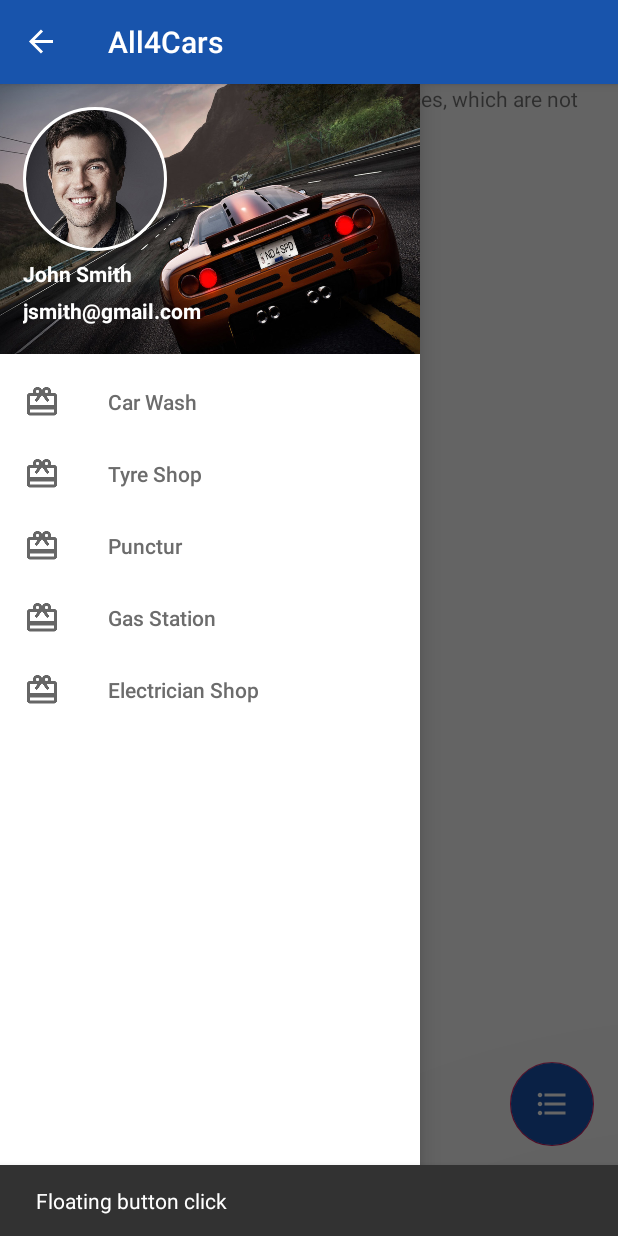
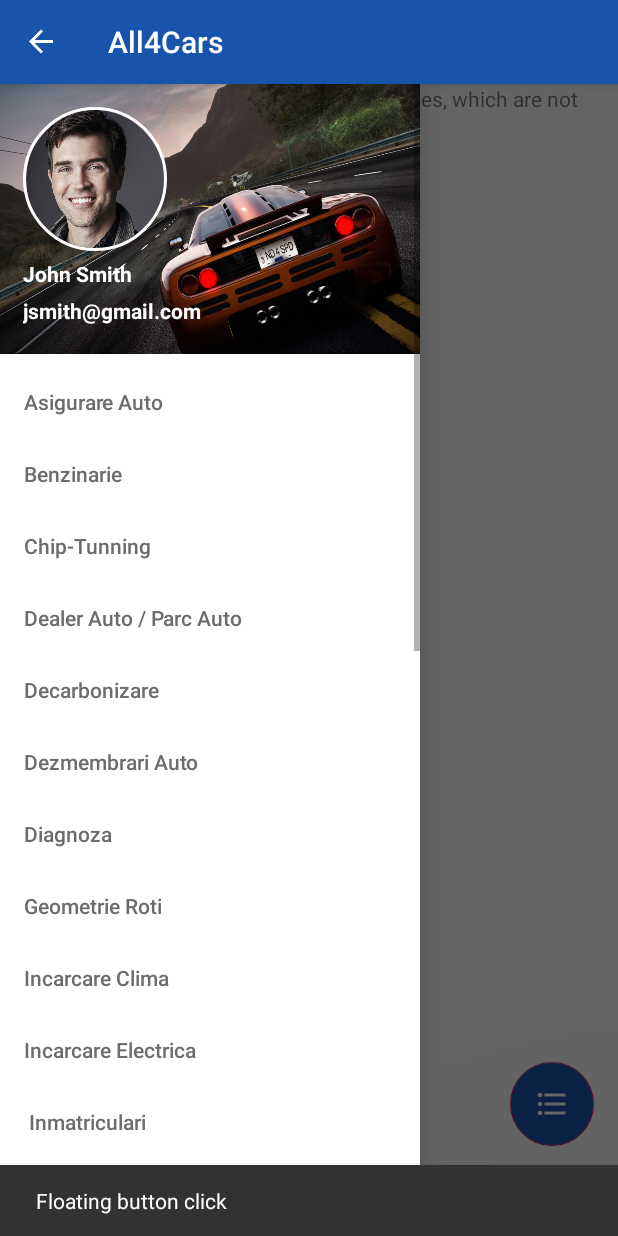
Before and after one commit to Aashir-Technolligence/All4Cars, an Android app: the screen it shows after launch (MainActivity), after a tap on "Open", on a phone screen of 412 x 824 dp. Run offline under Robolectric (Android 15) with nearby library versions, the light colour scheme and no system bars; our stand-ins replace CircleImageView, Firebase (no records; nobody signed in at launch, a user with empty details on screens opened directly), Picasso; 3 statements that could not run were skipped; 1 other tap on this screen came first.

Commit message:
Main + profile + dialog + firebase

```diff
--- a/app/build.gradle
+++ b/app/build.gradle
@@ -36,4 +36,5 @@ dependencies {
     implementation 'com.google.android.gms:play-services-location:16.0.0'
     implementation 'de.hdodenhof:circleimageview:3.0.1'
     implementation 'com.android.support:appcompat-v7:29.0.0'
+    implementation 'com.squareup.picasso:picasso:2.71828'
 }
--- a/app/src/main/java/com/example/all4cars/DirectionOnMap.java
+++ b/app/src/main/java/com/example/all4cars/DirectionOnMap.java
@@ -40,8 +40,6 @@ public class DirectionOnMap extends FragmentActivity implements OnMapReadyCallba
         longitude = intent.getStringExtra("Longitude");
         destination = new MarkerOptions().position(new LatLng(Double.parseDouble(latitude) , Double.parseDouble(longitude)));
 
-
-
     }
 
     @Override
--- a/app/src/main/java/com/example/all4cars/MainActivity.java
+++ b/app/src/main/java/com/example/all4cars/MainActivity.java
@@ -11,6 +11,7 @@ import android.os.Bundle;
 import android.view.MenuItem;
 import android.view.View;
 import android.widget.ImageView;
+import android.widget.TextView;
 import android.widget.Toast;
 
 import androidx.annotation.NonNull;
@@ -28,13 +29,23 @@ import com.google.android.gms.maps.model.MarkerOptions;
 import com.google.android.material.floatingactionbutton.FloatingActionButton;
 import com.google.android.material.navigation.NavigationView;
 import com.google.android.material.snackbar.Snackbar;
+import com.google.firebase.auth.FirebaseAuth;
+import com.google.firebase.auth.FirebaseUser;
+import com.google.firebase.database.DataSnapshot;
+import com.google.firebase.database.DatabaseError;
+import com.google.firebase.database.DatabaseReference;
+import com.google.firebase.database.FirebaseDatabase;
+import com.google.firebase.database.ValueEventListener;
+import com.squareup.picasso.Picasso;
 
 public class MainActivity extends AppCompatActivity implements OnMapReadyCallback, NavigationView.OnNavigationItemSelectedListener {
 
     private static final int REQUEST_LOCATION = 0;
     LocationManager locationManager;
+            DatabaseReference dref = FirebaseDatabase.getInstance().getReference();
     private String provider;
     DrawerLayout drawerLayout;
+    TextView name,email;
     ImageView imageView;
     FloatingActionButton floatingActionButton;
     ActionBarDrawerToggle drawerToggle;
@@ -59,6 +70,8 @@ public class MainActivity extends AppCompatActivity implements OnMapReadyCallbac
         //header click navbar
         View headerview = navigationView.getHeaderView(0);
         imageView=(ImageView) headerview.findViewById(R.id.profile_image);
+        name=(TextView) headerview.findViewById(R.id.name);
+        email=(TextView) headerview.findViewById(R.id.email);
 
         //opening map fragment
         SupportMapFragment supportMapFragment =(SupportMapFragment)
@@ -71,6 +84,22 @@ public class MainActivity extends AppCompatActivity implements OnMapReadyCallbac
             }
         });
 
+        //FirebaseUser user= FirebaseAuth.getInstance().getCurrentUser();
+        String currentUser="wAtuSN7fcaczKTKer402YWDCRmt2";//user.getUid();
+        dref.child("Users").child(currentUser).addValueEventListener(new ValueEventListener() {
+            @Override
+            public void onDataChange(@NonNull DataSnapshot dataSnapshot) {
+                name.setText(dataSnapshot.child("name").getValue().toString());
+                email.setText(dataSnapshot.child("Email").getValue().toString());
+                Picasso.get().load(dataSnapshot.child( "pic" ).getValue().toString()).into(imageView);
+            }
+
+            @Override
+            public void onCancelled(@NonNull DatabaseError databaseError) {
+
+            }
+        });
+        //imageView.setImageResource();
 
         //profile img click
         imageView.setOnClickListener(new View.OnClickListener() {
@@ -135,20 +164,20 @@ public class MainActivity extends AppCompatActivity implements OnMapReadyCallbac
     @Override
     public boolean onNavigationItemSelected(@NonNull MenuItem menuItem) {
         switch (menuItem.getItemId()) {
-            case R.id.carWash: {
+            case R.id.Benzinarie: {
                 Snackbar.make(drawerLayout, "Car Wash", Snackbar.LENGTH_LONG).show();
                 break;
             }
-            case R.id.tyreShop: {
+            case R.id.Decarbonizare: {
                 Snackbar.make(drawerLayout, "Tyre Shop", Snackbar.LENGTH_LONG).show();
                 break;
             }
-            case R.id.punctur: {
+            case R.id.Diagnoza: {
                 Snackbar.make(drawerLayout, "Punctur", Snackbar.LENGTH_LONG).show();
                 break;
 
             }
-            case R.id.profile_image: {
+            case R.id.Inmatriculari: {
                 Snackbar.make(drawerLayout, "Punctur", Snackbar.LENGTH_LONG).show();
                 break;
 
--- a/app/src/main/res/layout/activity_profile.xml
+++ b/app/src/main/res/layout/activity_profile.xml
@@ -27,6 +27,7 @@
             android:layout_width="wrap_content"
             android:layout_height="wrap_content"
             android:layout_gravity="center"
+            android:id="@+id/name"
             android:layout_marginTop="5dp"
             android:text="John Smith"
             android:textColor="#1B1A1A"
--- a/app/src/main/res/layout/header.xml
+++ b/app/src/main/res/layout/header.xml
@@ -20,6 +20,7 @@
         android:layout_height="wrap_content"
         android:layout_marginTop="5dp"
         android:text="John Smith"
+        android:id="@+id/name"
         android:textColor="#fff"
         android:textStyle="bold"></TextView>
 
@@ -28,6 +29,7 @@
         android:layout_height="wrap_content"
         android:layout_marginTop="5dp"
         android:text="jsmith@gmail.com"
+        android:id="@+id/email"
         android:textColor="#fff"
         android:textStyle="bold"></TextView>
 
--- a/app/src/main/res/menu/drawar_menu.xml
+++ b/app/src/main/res/menu/drawar_menu.xml
@@ -1,23 +1,80 @@
 <?xml version="1.0" encoding="utf-8"?>
 <menu xmlns:android="http://schemas.android.com/apk/res/android">
+
     <item
-        android:id="@+id/carWash"
-        android:icon="@drawable/gift"
-        android:title="Car Wash"></item>
+        android:id="@+id/Asigurare-Auto"
+        android:title="Asigurare Auto"></item>
     <item
-        android:id="@+id/tyreShop"
-        android:icon="@drawable/gift"
-        android:title="Tyre Shop"></item>
+        android:id="@+id/Benzinarie"
+        android:title="Benzinarie"></item>
     <item
-        android:id="@+id/punctur"
-        android:icon="@drawable/gift"
-        android:title="Punctur"></item>
+        android:id="@+id/Chip-Tunning"
+        android:title="Chip-Tunning"></item>
     <item
-        android:id="@+id/gasStation"
-        android:icon="@drawable/gift"
-        android:title="Gas Station"></item>
+        android:id="@+id/Dealer-Auto_Parc-Auto"
+        android:title="Dealer Auto / Parc Auto"></item>
     <item
-        android:id="@+id/electrician"
-        android:icon="@drawable/gift"
-        android:title="Electrician Shop"></item>
+        android:id="@+id/Decarbonizare"
+        android:title="Decarbonizare"></item>
+    <item
+        android:id="@+id/Dezmembrari-Auto"
+        android:title="Dezmembrari Auto"></item>
+    <item
+        android:id="@+id/Diagnoza"
+        android:title="Diagnoza"></item>
+    <item
+        android:id="@+id/Geometrie-Roti"
+        android:title="Geometrie Roti"></item>
+    <item
+        android:id="@+id/Incarcare-Clima"
+        android:title="Incarcare Clima"></item>
+    <item
+        android:id="@+id/Incarcare-Electrica"
+        android:title="Incarcare Electrica"></item>
+    <item
+        android:id="@+id/Inmatriculari"
+        android:title=" Inmatriculari"></item>
+    <item
+        android:id="@+id/ITP"
+        android:title="ITP"></item>
+    <item
+        android:id="@+id/Magazin-Piese-Auto"
+        android:title="Magazin Piese Auto"></item>
+    <item
+        android:id="@+id/Montaj-Folii"
+        android:title="Montaj Folii"></item>
+    <item
+        android:id="@+id/Parcare-Privata"
+        android:title="Parcare Privata"></item>
+    <item
+        android:id="@+id/Rent-A-Car"
+        android:title="Rent-A-Car"></item>
+    <item
+        android:id="@+id/Scoala-de-Soferi"
+        android:title="Scoala de Soferi"></item>
+    <item
+        android:id="@+id/Service-Auto"
+        android:title="Service Auto"></item>
+    <item
+        android:id="@+id/Service-GPL"
+        android:title="Service GPL"></item>
+    <item
+        android:id="@+id/Service-Rapid"
+        android:title="Service Rapid (Ulei, Filtre)"></item>
+    <item
+        android:id="@+id/Spalatorie-Auto"
+        android:title="Spalatorie Auto"></item>
+    <item
+        android:id="@+id/Statie-GPL"
+        android:title="Statie GPL"></item>
+    <item
+        android:id="@+id/Tinichigerie-Vopsitorie"
+        android:title="Tinichigerie / Vopsitorie"></item>
+    <item
+        android:id="@+id/Tractari"
+        android:title="Tractari"></item>
+    <item
+        android:id="@+id/Vulcanizare"
+        android:title="Vulcanizare"></item>
+
 </menu>
```
Also changed, not shown: app/src/main/java/com/example/all4cars/Profile.java (+28 -0 lines), app/src/main/java/com/example/all4cars/ProfileDialog.java (+34 -4 lines).
